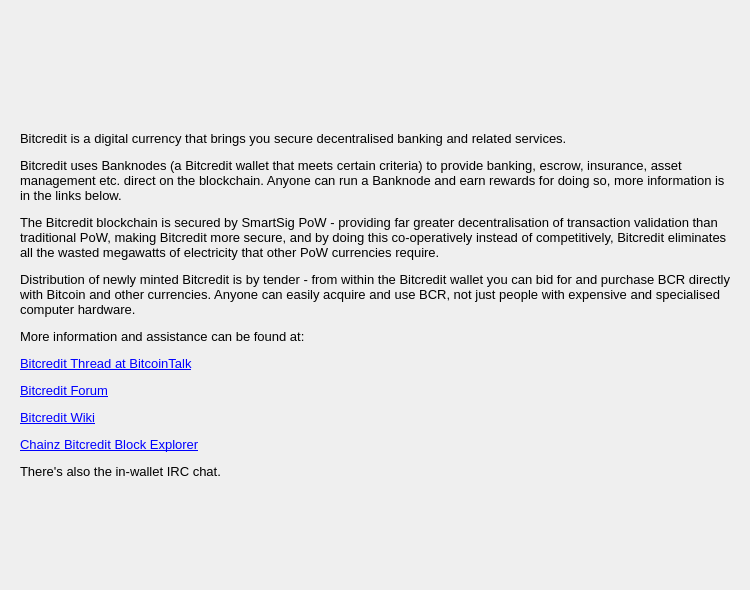
Before: the Qt Designer form src/qt/forms/helpmessagedialog.ui in thelonecrouton/bitcredit, drawn with Qt 5.
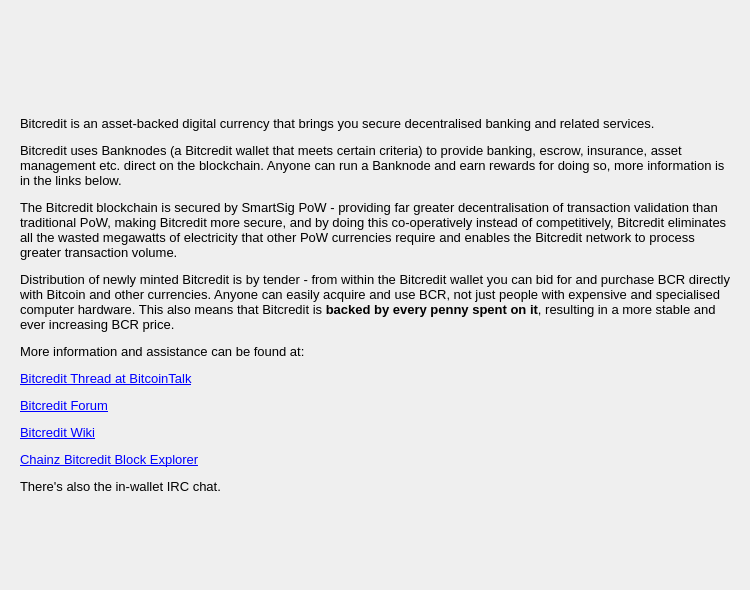
After: the same form once the commit is applied. Icons and pictures are not drawn.

Diff of the .ui file:
```diff
--- a/src/qt/forms/helpmessagedialog.ui
+++ b/src/qt/forms/helpmessagedialog.ui
@@ -86,7 +86,7 @@
     </rect>
    </property>
    <property name="text">
-    <string>&lt;html&gt;&lt;head/&gt;&lt;body&gt;&lt;p&gt;Bitcredit is a digital currency that brings you secure decentralised banking and related services.&lt;/p&gt;&lt;p&gt;Bitcredit uses Banknodes (a Bitcredit wallet that meets certain criteria) to provide banking, escrow, insurance, asset management etc. direct on the blockchain. Anyone can run a Banknode and earn rewards for doing so, more information is in the links below.&lt;/p&gt;&lt;p&gt;The Bitcredit blockchain is secured by SmartSig PoW - providing far greater decentralisation of transaction validation than traditional PoW, making Bitcredit more secure, and by doing this co-operatively instead of competitively, Bitcredit eliminates all the wasted megawatts of electricity that other PoW currencies require.&lt;/p&gt;&lt;p&gt;Distribution of newly minted Bitcredit is by tender - from within the Bitcredit wallet you can bid for and purchase BCR directly with Bitcoin and other currencies. Anyone can easily acquire and use BCR, not just people with expensive and specialised computer hardware.&lt;/p&gt;&lt;p&gt;More information and assistance can be found at:&lt;/p&gt;&lt;p&gt;&lt;a href=&quot;https://bitcointalk.org/index.php?topic=896133.0&quot;&gt;&lt;span style=&quot; text-decoration: underline; color:#0000ff;&quot;&gt;Bitcredit Thread at BitcoinTalk&lt;/span&gt;&lt;/a&gt;&lt;/p&gt;&lt;p&gt;&lt;a href=&quot;http://bitcredits.pw/&quot;&gt;&lt;span style=&quot; text-decoration: underline; color:#0000ff;&quot;&gt;Bitcredit Forum&lt;/span&gt;&lt;/a&gt;&lt;/p&gt;&lt;p&gt;&lt;a href=&quot;http://bitcredit.wikia.com/wiki/Bitcredit&quot;&gt;&lt;span style=&quot; text-decoration: underline; color:#0000ff;&quot;&gt;Bitcredit Wiki&lt;/span&gt;&lt;/a&gt;&lt;/p&gt;&lt;p&gt;&lt;a href=&quot;https://chainz.cryptoid.info/bcr/&quot;&gt;&lt;span style=&quot; text-decoration: underline; color:#0000ff;&quot;&gt;Chainz Bitcredit Block Explorer&lt;/span&gt;&lt;/a&gt;&lt;/p&gt;&lt;p&gt;There's also the in-wallet IRC chat.&lt;/p&gt;&lt;/body&gt;&lt;/html&gt;</string>
+    <string>&lt;html&gt;&lt;head/&gt;&lt;body&gt;&lt;p&gt;Bitcredit is an asset-backed digital currency that brings you secure decentralised banking and related services.&lt;/p&gt;&lt;p&gt;Bitcredit uses Banknodes (a Bitcredit wallet that meets certain criteria) to provide banking, escrow, insurance, asset management etc. direct on the blockchain. Anyone can run a Banknode and earn rewards for doing so, more information is in the links below.&lt;/p&gt;&lt;p&gt;The Bitcredit blockchain is secured by SmartSig PoW - providing far greater decentralisation of transaction validation than traditional PoW, making Bitcredit more secure, and by doing this co-operatively instead of competitively, Bitcredit eliminates all the wasted megawatts of electricity that other PoW currencies require and enables the Bitcredit network to process greater transaction volume.&lt;/p&gt;&lt;p&gt;Distribution of newly minted Bitcredit is by tender - from within the Bitcredit wallet you can bid for and purchase BCR directly with Bitcoin and other currencies. Anyone can easily acquire and use BCR, not just people with expensive and specialised computer hardware. This also means that Bitcredit is &lt;span style=&quot; font-weight:600;&quot;&gt;backed by every penny spent on it&lt;/span&gt;, resulting in a more stable and ever increasing BCR price. &lt;/p&gt;&lt;p&gt;More information and assistance can be found at:&lt;/p&gt;&lt;p&gt;&lt;a href=&quot;https://bitcointalk.org/index.php?topic=896133.0&quot;&gt;&lt;span style=&quot; text-decoration: underline; color:#0000ff;&quot;&gt;Bitcredit Thread at BitcoinTalk&lt;/span&gt;&lt;/a&gt;&lt;/p&gt;&lt;p&gt;&lt;a href=&quot;http://bitcredits.pw/&quot;&gt;&lt;span style=&quot; text-decoration: underline; color:#0000ff;&quot;&gt;Bitcredit Forum&lt;/span&gt;&lt;/a&gt;&lt;/p&gt;&lt;p&gt;&lt;a href=&quot;http://bitcredit.wikia.com/wiki/Bitcredit&quot;&gt;&lt;span style=&quot; text-decoration: underline; color:#0000ff;&quot;&gt;Bitcredit Wiki&lt;/span&gt;&lt;/a&gt;&lt;/p&gt;&lt;p&gt;&lt;a href=&quot;https://chainz.cryptoid.info/bcr/&quot;&gt;&lt;span style=&quot; text-decoration: underline; color:#0000ff;&quot;&gt;Chainz Bitcredit Block Explorer&lt;/span&gt;&lt;/a&gt;&lt;/p&gt;&lt;p&gt;There's also the in-wallet IRC chat.&lt;/p&gt;&lt;/body&gt;&lt;/html&gt;</string>
    </property>
    <property name="wordWrap">
     <bool>true</bool>
```
